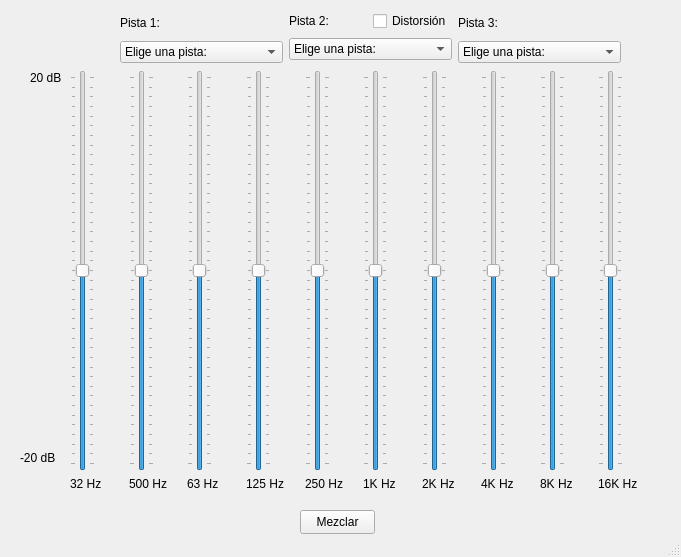
First picture: the form in interfaz/principal.ui, repository Angardo18/proyectoFiltroPasaBanda, before the edit.
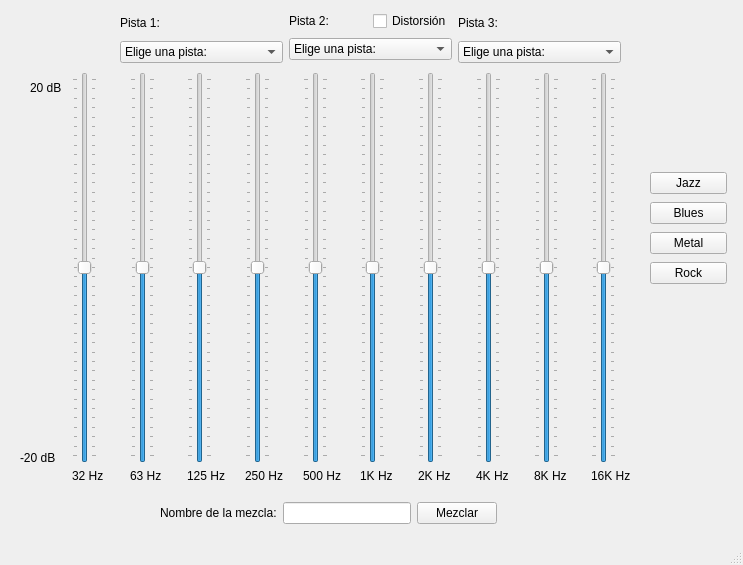
Second picture: the form after the edit.

```diff
--- a/interfaz/principal.ui
+++ b/interfaz/principal.ui
@@ -6,8 +6,8 @@
    <rect>
     <x>0</x>
     <y>0</y>
-    <width>681</width>
-    <height>557</height>
+    <width>743</width>
+    <height>565</height>
    </rect>
   </property>
   <property name="windowTitle">
@@ -18,7 +18,7 @@
     <property name="geometry">
      <rect>
       <x>30</x>
-      <y>70</y>
+      <y>80</y>
       <width>31</width>
       <height>16</height>
      </rect>
@@ -40,26 +40,131 @@
      <string>-20 dB</string>
     </property>
    </widget>
-   <widget class="QPushButton" name="btnMezclar">
-    <property name="geometry">
-     <rect>
-      <x>300</x>
-      <y>510</y>
-      <width>75</width>
-      <height>24</height>
-     </rect>
-    </property>
-    <property name="text">
-     <string>Mezclar</string>
-    </property>
-   </widget>
    <widget class="QWidget" name="layoutWidget">
     <property name="geometry">
      <rect>
-      <x>70</x>
-      <y>70</y>
-      <width>581</width>
-      <height>421</height>
+      <x>120</x>
+      <y>10</y>
+      <width>501</width>
+      <height>53</height>
+     </rect>
+    </property>
+    <layout class="QHBoxLayout" name="horizontalLayout_3">
+     <item>
+      <layout class="QVBoxLayout" name="verticalLayout_12">
+       <item>
+        <widget class="QLabel" name="label_13">
+         <property name="text">
+          <string>Pista 1:</string>
+         </property>
+        </widget>
+       </item>
+       <item>
+        <widget class="QComboBox" name="cmbTrack1">
+         <property name="currentText">
+          <string>Elige una pista:</string>
+         </property>
+         <item>
+          <property name="text">
+           <string>Elige una pista:</string>
+          </property>
+         </item>
+        </widget>
+       </item>
+      </layout>
+     </item>
+     <item>
+      <layout class="QVBoxLayout" name="verticalLayout_11">
+       <item>
+        <layout class="QHBoxLayout" name="horizontalLayout_2">
+         <item>
+          <widget class="QLabel" name="label_14">
+           <property name="text">
+            <string>Pista 2:</string>
+           </property>
+          </widget>
+         </item>
+         <item>
+          <widget class="QCheckBox" name="chckDistortion">
+           <property name="text">
+            <string>Distorsión</string>
+           </property>
+          </widget>
+         </item>
+        </layout>
+       </item>
+       <item>
+        <widget class="QComboBox" name="cmbTrack2">
+         <property name="currentText">
+          <string>Elige una pista:</string>
+         </property>
+         <item>
+          <property name="text">
+           <string>Elige una pista:</string>
+          </property>
+         </item>
+        </widget>
+       </item>
+      </layout>
+     </item>
+     <item>
+      <layout class="QVBoxLayout" name="verticalLayout_13">
+       <item>
+        <widget class="QLabel" name="label_15">
+         <property name="text">
+          <string>Pista 3:</string>
+         </property>
+        </widget>
+       </item>
+       <item>
+        <widget class="QComboBox" name="cmbTrack3">
+         <item>
+          <property name="text">
+           <string>Elige una pista:</string>
+          </property>
+         </item>
+        </widget>
+       </item>
+      </layout>
+     </item>
+    </layout>
+   </widget>
+   <widget class="QWidget" name="">
+    <property name="geometry">
+     <rect>
+      <x>160</x>
+      <y>500</y>
+      <width>337</width>
+      <height>26</height>
+     </rect>
+    </property>
+    <layout class="QHBoxLayout" name="horizontalLayout_4">
+     <item>
+      <widget class="QLabel" name="label_16">
+       <property name="text">
+        <string>Nombre de la mezcla:</string>
+       </property>
+      </widget>
+     </item>
+     <item>
+      <widget class="QLineEdit" name="lineEdit"/>
+     </item>
+     <item>
+      <widget class="QPushButton" name="btnMezclar">
+       <property name="text">
+        <string>Mezclar</string>
+       </property>
+      </widget>
+     </item>
+    </layout>
+   </widget>
+   <widget class="QWidget" name="">
+    <property name="geometry">
+     <rect>
+      <x>72</x>
+      <y>72</y>
+      <width>571</width>
+      <height>411</height>
      </rect>
     </property>
     <layout class="QHBoxLayout" name="horizontalLayout">
@@ -99,42 +204,6 @@
        </item>
       </layout>
      </item>
-     <item>
-      <layout class="QVBoxLayout" name="verticalLayout_5">
-       <item>
-        <widget class="QSlider" name="Slider5">
-         <property name="minimum">
-          <number>-20</number>
-         </property>
-         <property name="maximum">
-          <number>20</number>
-         </property>
-         <property name="singleStep">
-          <number>1</number>
-         </property>
-         <property name="pageStep">
-          <number>1</number>
-         </property>
-         <property name="orientation">
-          <enum>Qt::Vertical</enum>
-         </property>
-         <property name="tickPosition">
-          <enum>QSlider::TicksBothSides</enum>
-         </property>
-         <property name="tickInterval">
-          <number>1</number>
-         </property>
-        </widget>
-       </item>
-       <item>
-        <widget class="QLabel" name="label_5">
-         <property name="text">
-          <string>500 Hz</string>
-         </property>
-        </widget>
-       </item>
-      </layout>
-     </item>
      <item>
       <layout class="QVBoxLayout" name="verticalLayout_2">
        <item>
@@ -243,6 +312,42 @@
        </item>
       </layout>
      </item>
+     <item>
+      <layout class="QVBoxLayout" name="verticalLayout_5">
+       <item>
+        <widget class="QSlider" name="Slider5">
+         <property name="minimum">
+          <number>-20</number>
+         </property>
+         <property name="maximum">
+          <number>20</number>
+         </property>
+         <property name="singleStep">
+          <number>1</number>
+         </property>
+         <property name="pageStep">
+          <number>1</number>
+         </property>
+         <property name="orientation">
+          <enum>Qt::Vertical</enum>
+         </property>
+         <property name="tickPosition">
+          <enum>QSlider::TicksBothSides</enum>
+         </property>
+         <property name="tickInterval">
+          <number>1</number>
+         </property>
+        </widget>
+       </item>
+       <item>
+        <widget class="QLabel" name="label_5">
+         <property name="text">
+          <string>500 Hz</string>
+         </property>
+        </widget>
+       </item>
+      </layout>
+     </item>
      <item>
       <layout class="QVBoxLayout" name="verticalLayout_6">
        <item>
@@ -425,92 +530,43 @@
      </item>
     </layout>
    </widget>
-   <widget class="QWidget" name="layoutWidget">
+   <widget class="QWidget" name="">
     <property name="geometry">
      <rect>
-      <x>120</x>
-      <y>10</y>
-      <width>501</width>
-      <height>53</height>
+      <x>650</x>
+      <y>170</y>
+      <width>77</width>
+      <height>116</height>
      </rect>
     </property>
-    <layout class="QHBoxLayout" name="horizontalLayout_3">
+    <layout class="QVBoxLayout" name="verticalLayout_14">
      <item>
-      <layout class="QVBoxLayout" name="verticalLayout_12">
-       <item>
-        <widget class="QLabel" name="label_13">
-         <property name="text">
-          <string>Pista 1:</string>
-         </property>
-        </widget>
-       </item>
-       <item>
-        <widget class="QComboBox" name="cmbTrack1">
-         <property name="currentText">
-          <string>Elige una pista:</string>
-         </property>
-         <item>
-          <property name="text">
-           <string>Elige una pista:</string>
-          </property>
-         </item>
-        </widget>
-       </item>
-      </layout>
+      <widget class="QPushButton" name="btnJazz">
+       <property name="text">
+        <string>Jazz</string>
+       </property>
+      </widget>
      </item>
      <item>
-      <layout class="QVBoxLayout" name="verticalLayout_11">
-       <item>
-        <layout class="QHBoxLayout" name="horizontalLayout_2">
-         <item>
-          <widget class="QLabel" name="label_14">
-           <property name="text">
-            <string>Pista 2:</string>
-           </property>
-          </widget>
-         </item>
-         <item>
-          <widget class="QCheckBox" name="chckDistortion">
-           <property name="text">
-            <string>Distorsión</string>
-           </property>
-          </widget>
-         </item>
-        </layout>
-       </item>
-       <item>
-        <widget class="QComboBox" name="cmbTrack2">
-         <property name="currentText">
-          <string>Elige una pista:</string>
-         </property>
-         <item>
-          <property name="text">
-           <string>Elige una pista:</string>
-          </property>
-         </item>
-        </widget>
-       </item>
-      </layout>
+      <widget class="QPushButton" name="btnBlues">
+       <property name="text">
+        <string>Blues</string>
+       </property>
+      </widget>
      </item>
      <item>
-      <layout class="QVBoxLayout" name="verticalLayout_13">
-       <item>
-        <widget class="QLabel" name="label_15">
-         <property name="text">
-          <string>Pista 3:</string>
-         </property>
-        </widget>
-       </item>
-       <item>
-        <widget class="QComboBox" name="cmbTrack3">
-         <item>
-          <property name="text">
-           <string>Elige una pista:</string>
-          </property>
-         </item>
-        </widget>
-       </item>
-      </layout>
+      <widget class="QPushButton" name="btnMetal">
+       <property name="text">
+        <string>Metal</string>
+       </property>
+      </widget>
+     </item>
+     <item>
+      <widget class="QPushButton" name="btnRock">
+       <property name="text">
+        <string>Rock</string>
+       </property>
+      </widget>
      </item>
     </layout>
    </widget>
```
